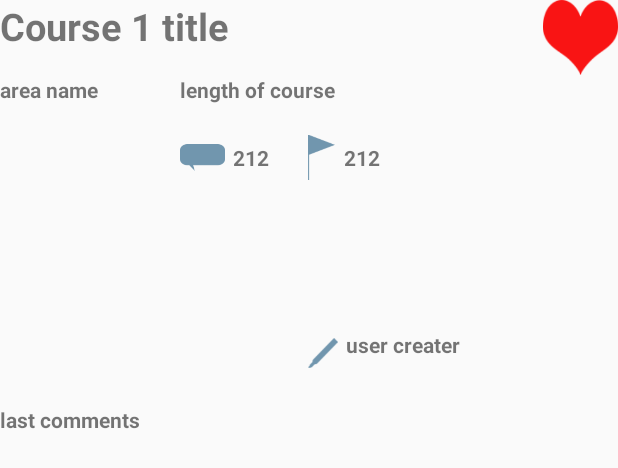
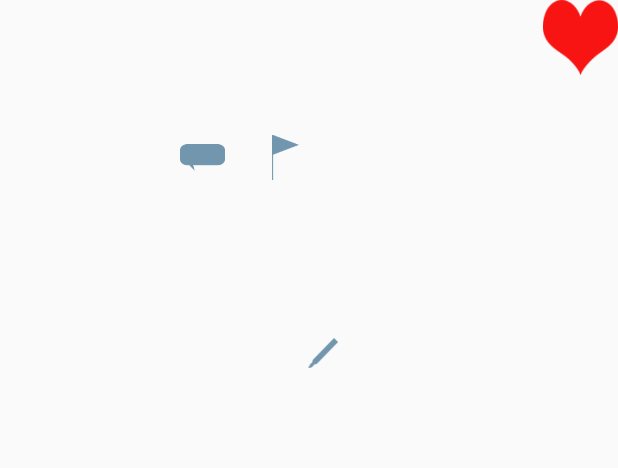
Before and after one commit to dienanh2210/TDAndroid, an Android app: the layout course_view_row.xml on its own in the app's theme, with its tools: preview values and no code run, on a phone screen of 412 x 824 dp. Shown: the top 468 px of the screen. Run offline under Robolectric (Android 15) with nearby library versions, the phone set to English and light mode, and no system bars.

Commit message:
repair course list view

```diff
--- a/app/src/main/res/layout/course_list_action_bar.xml
+++ b/app/src/main/res/layout/course_list_action_bar.xml
@@ -18,7 +18,7 @@
         android:layout_height="match_parent"
         android:layout_gravity="center"
         android:layout_weight=".3"
-        android:text="Course List"
+        android:text="@string/title_course_list"
         android:textAlignment="center"
         android:textSize="18sp"
         android:textStyle="bold"
--- a/app/src/main/res/layout/course_view_row.xml
+++ b/app/src/main/res/layout/course_view_row.xml
@@ -16,7 +16,6 @@
             android:id="@+id/txt_course_title"
             android:layout_width="wrap_content"
             android:layout_height="50dp"
-            android:text="Course 1 title"
             android:textSize="25sp"
             android:textStyle="bold" />
 
@@ -39,7 +38,6 @@
             android:layout_height="match_parent"
             android:layout_alignParentLeft="true"
             android:minWidth="100dp"
-            android:text="area name"
             android:textStyle="bold" />
 
         <TextView
@@ -48,7 +46,6 @@
             android:layout_height="match_parent"
             android:layout_toRightOf="@+id/txt_course_area"
             android:layout_marginLeft="20dp"
-            android:text="length of course"
             android:textStyle="bold" />
     </RelativeLayout>
 
@@ -78,7 +75,6 @@
             android:layout_width="wrap_content"
             android:layout_height="match_parent"
             android:layout_toRightOf="@+id/img_icon_comment"
-            android:text="212"
             android:gravity="center"
             android:layout_marginLeft="5dp"
             android:textAlignment="center"
@@ -97,7 +93,6 @@
             android:layout_width="wrap_content"
             android:layout_height="match_parent"
             android:layout_toRightOf="@+id/img_icon_spot"
-            android:text="212"
             android:textStyle="bold"
             android:gravity="center"/>
     </RelativeLayout>
@@ -138,7 +133,6 @@
             android:layout_height="50dp"
             android:layout_below="@+id/recycleview_tags"
             android:layout_toRightOf="@+id/ic_pen_creator"
-            android:text="user creater"
             android:textStyle="bold" />
     </RelativeLayout>
 
@@ -147,7 +141,6 @@
         android:layout_width="match_parent"
         android:layout_height="wrap_content"
         android:layout_alignParentLeft="true"
-        android:text="last comments"
         android:textStyle="bold" />
 
 </LinearLayout>
--- a/app/src/main/res/values/strings.xml
+++ b/app/src/main/res/values/strings.xml
@@ -1,7 +1,7 @@
 <resources>
     <string name="app_name">Tour De</string>
     <string name="title_activity_login">Sign in</string>
-
+    <string name="title_course_list">Course List</string>
     <!-- Strings related to login -->
     <string name="prompt_email">Email</string>
     <string name="prompt_password">Password (optional)</string>
```
Also changed, not shown: app/src/main/java/vn/javis/tourde/activity/CourseListActivity.java (+7 -14 lines), app/src/main/java/vn/javis/tourde/activity/ViewPageActivity.java (+4 -4 lines), app/src/main/java/vn/javis/tourde/adapter/CourseDatabaseAdapter.java (+12 -17 lines).
